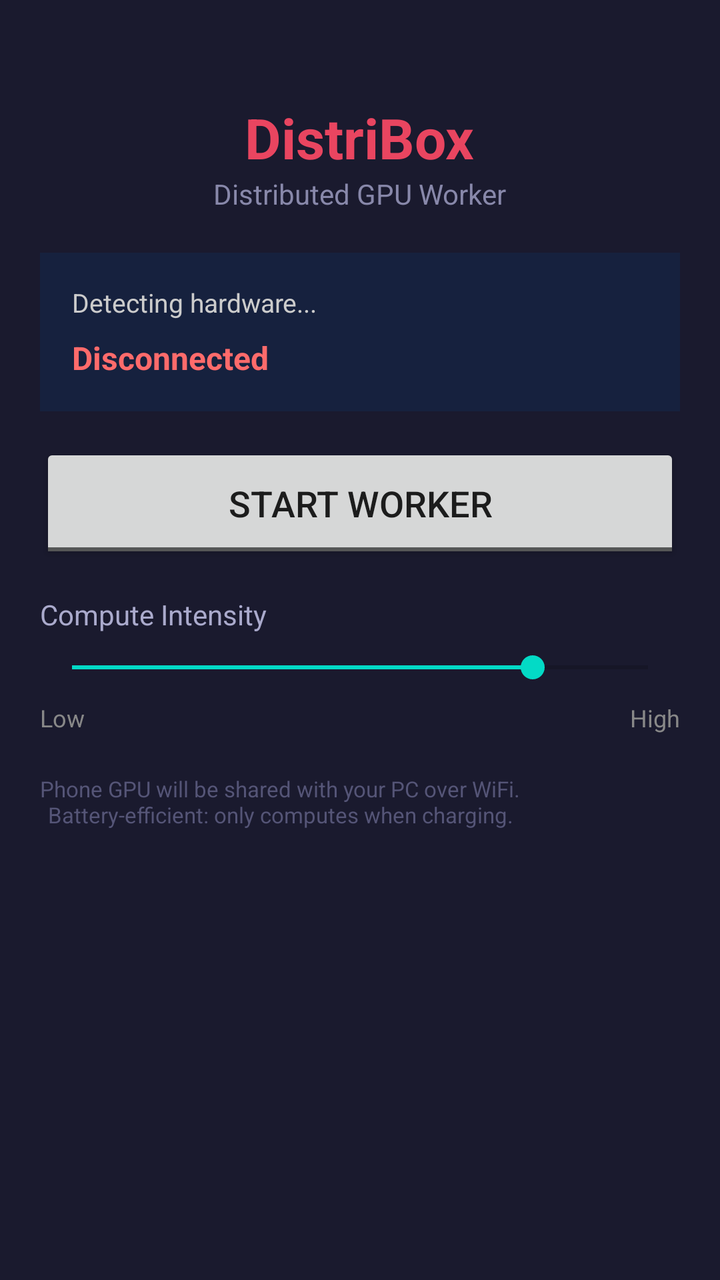
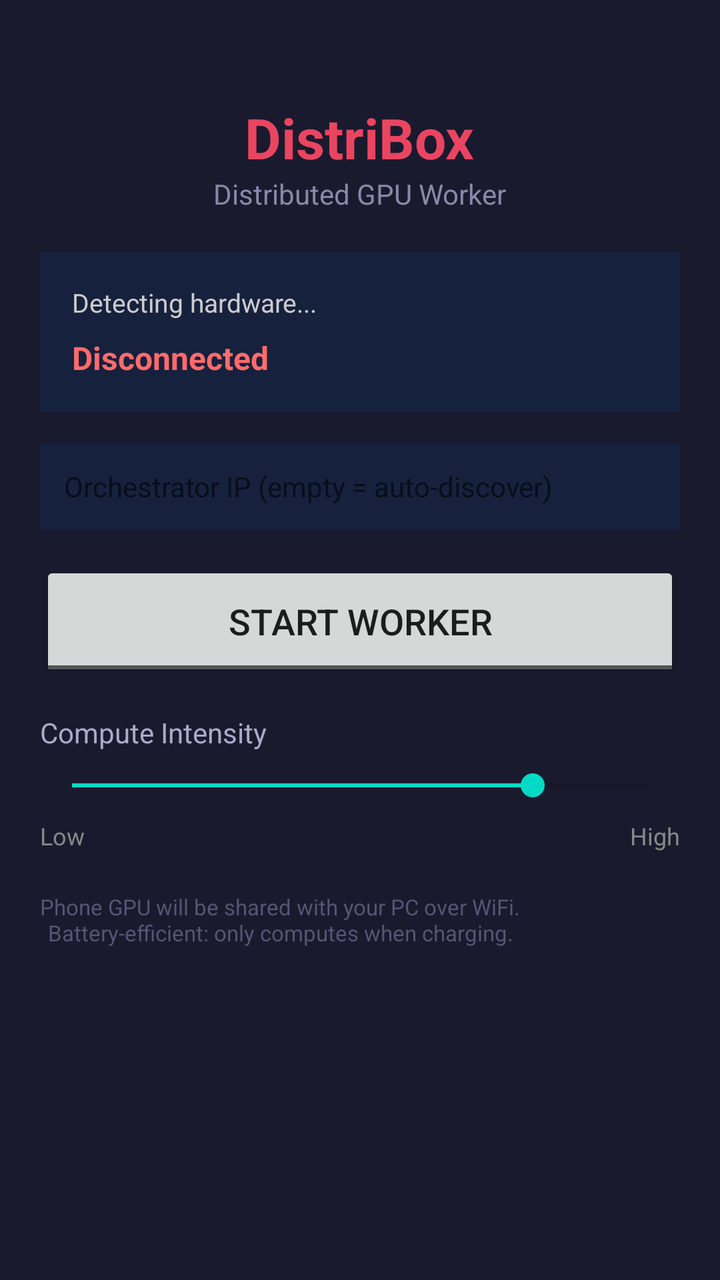

Screens rendered from an Android XML layout before and after an edit, with the pre-edit source and the edit as a unified diff.
<!-- AndroidManifest.xml: fallback theme Theme.MaterialComponents.DayNight.NoActionBar -->
<!-- res/layout/activity_main.xml -->
<?xml version="1.0" encoding="utf-8"?>
<LinearLayout xmlns:android="http://schemas.android.com/apk/res/android"
    android:layout_width="match_parent"
    android:layout_height="match_parent"
    android:orientation="vertical"
    android:padding="20dp"
    android:background="#1a1a2e">

    
    <TextView
        android:layout_width="wrap_content"
        android:layout_height="wrap_content"
        android:text="DistriBox"
        android:textSize="28sp"
        android:textColor="#e94560"
        android:textStyle="bold"
        android:layout_gravity="center"
        android:layout_marginTop="30dp" />

    <TextView
        android:layout_width="wrap_content"
        android:layout_height="wrap_content"
        android:text="Distributed GPU Worker"
        android:textSize="14sp"
        android:textColor="#8888aa"
        android:layout_gravity="center"
        android:layout_marginBottom="20dp" />

    
    <LinearLayout
        android:layout_width="match_parent"
        android:layout_height="wrap_content"
        android:orientation="vertical"
        android:background="#16213e"
        android:padding="16dp"
        android:layout_marginBottom="16dp">

        <TextView
            android:id="@+id/deviceInfo"
            android:layout_width="wrap_content"
            android:layout_height="wrap_content"
            android:text="Detecting hardware..."
            android:textSize="13sp"
            android:textColor="#cccccc" />

        <TextView
            android:id="@+id/statusText"
            android:layout_width="wrap_content"
            android:layout_height="wrap_content"
            android:text="Disconnected"
            android:textSize="16sp"
            android:textColor="#ff6b6b"
            android:layout_marginTop="8dp"
            android:textStyle="bold" />
    </LinearLayout>

    
    <ToggleButton
        android:id="@+id/toggleService"
        android:layout_width="match_parent"
        android:layout_height="60dp"
        android:textOn="STOP WORKER"
        android:textOff="START WORKER"
        android:textSize="18sp"
        android:layout_marginBottom="16dp" />

    
    <TextView
        android:layout_width="wrap_content"
        android:layout_height="wrap_content"
        android:text="Compute Intensity"
        android:textSize="14sp"
        android:textColor="#aaaacc"
        android:layout_marginBottom="8dp" />

    <SeekBar
        android:id="@+id/intensityBar"
        android:layout_width="match_parent"
        android:layout_height="wrap_content"
        android:max="100"
        android:progress="80"
        android:layout_marginBottom="8dp" />

    <LinearLayout
        android:layout_width="match_parent"
        android:layout_height="wrap_content"
        android:orientation="horizontal">

        <TextView
            android:layout_width="0dp"
            android:layout_height="wrap_content"
            android:layout_weight="1"
            android:text="Low"
            android:textSize="12sp"
            android:textColor="#888888" />

        <TextView
            android:layout_width="0dp"
            android:layout_height="wrap_content"
            android:layout_weight="1"
            android:text="High"
            android:textSize="12sp"
            android:textColor="#888888"
            android:gravity="end" />
    </LinearLayout>

    
    <TextView
        android:layout_width="wrap_content"
        android:layout_height="wrap_content"
        android:text="Phone GPU will be shared with your PC over WiFi.\nBattery-efficient: only computes when charging."
        android:textSize="11sp"
        android:textColor="#555577"
        android:layout_marginTop="20dp"
        android:gravity="center" />

</LinearLayout>
<!-- resources referenced by this layout -->
<resources>

</resources>

<!-- the commit's change to res/layout/activity_main.xml (unified diff, before → after) -->
@@ -53,6 +53,19 @@
             android:layout_marginTop="8dp"
             android:textStyle="bold" />
     </LinearLayout>
+
+    
+    <EditText
+        android:id="@+id/serverAddress"
+        android:layout_width="match_parent"
+        android:layout_height="wrap_content"
+        android:hint="Orchestrator IP (empty = auto-discover)"
+        android:textSize="14sp"
+        android:textColor="#ffffff"
+        android:background="#16213e"
+        android:padding="12dp"
+        android:singleLine="true"
+        android:layout_marginBottom="16dp" />
 
     
     <ToggleButton
